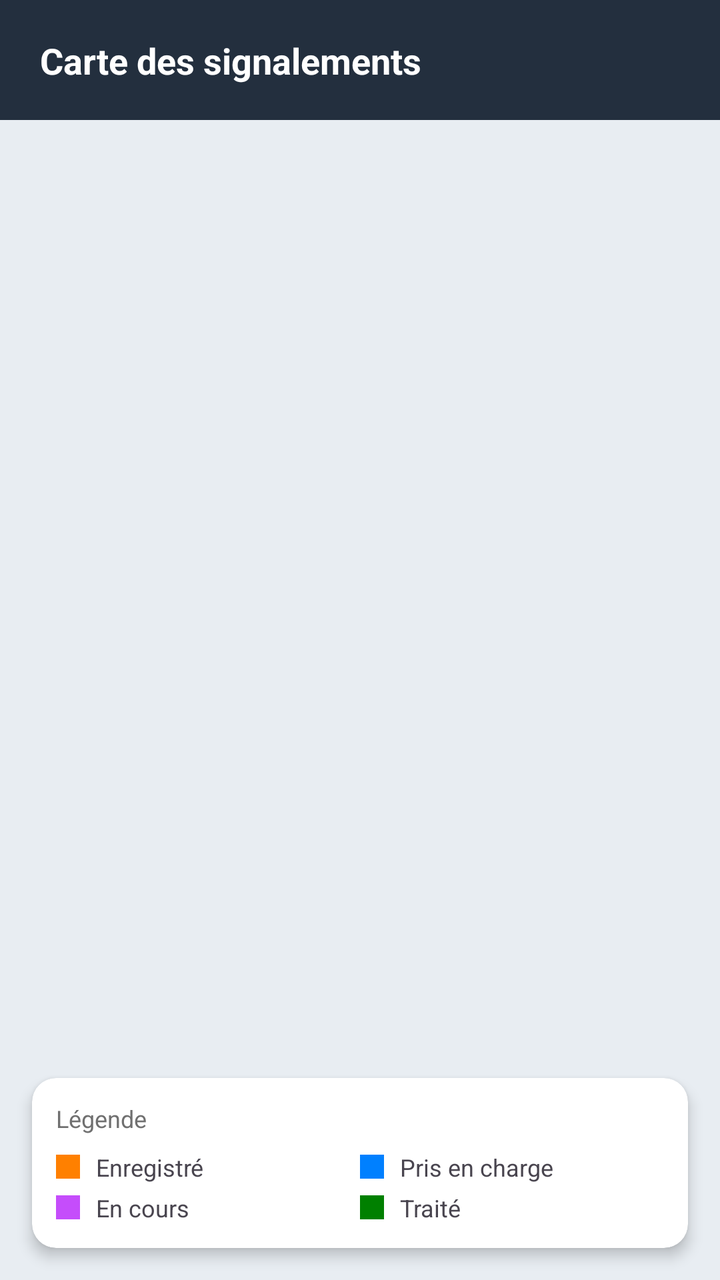
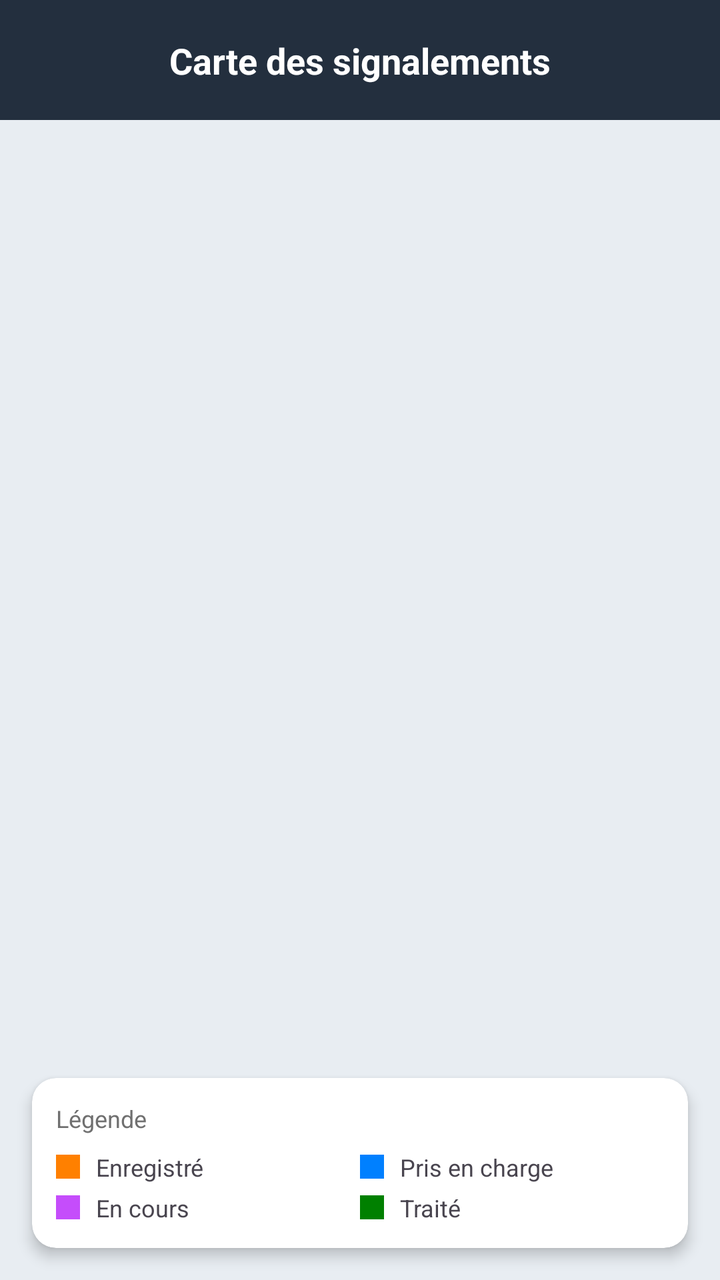

Screens rendered from an Android XML layout before and after an edit, with the pre-edit source and the edit as a unified diff.
<!-- AndroidManifest.xml: application theme Theme.Obstrack -->
<!-- res/layout/fragment_map.xml -->
<?xml version="1.0" encoding="utf-8"?>
<androidx.constraintlayout.widget.ConstraintLayout
    xmlns:android="http://schemas.android.com/apk/res/android"
    xmlns:app="http://schemas.android.com/apk/res-auto"
    xmlns:tools="http://schemas.android.com/tools"
    android:layout_width="match_parent"
    android:layout_height="match_parent"
    android:background="#E8EDF2"
    tools:context=".MapFragment">

    <View
        android:id="@+id/headerBackground"
        android:layout_width="match_parent"
        android:layout_height="60dp"
        android:background="#232F3E"
        app:layout_constraintTop_toTopOf="parent" />

    <TextView
        android:id="@+id/titleMap"
        android:layout_width="wrap_content"
        android:layout_height="wrap_content"
        android:layout_marginStart="20dp"
        android:text="Carte des signalements"
        android:textColor="@color/white"
        android:textSize="18sp"
        android:textStyle="bold"
        app:layout_constraintBottom_toBottomOf="@id/headerBackground"
        app:layout_constraintStart_toStartOf="parent"
        app:layout_constraintTop_toTopOf="@id/headerBackground" />

    <FrameLayout
        android:id="@+id/map_container"
        android:layout_width="0dp"
        android:layout_height="0dp"
        app:layout_constraintTop_toBottomOf="@id/headerBackground"
        app:layout_constraintBottom_toTopOf="@id/legendCard"
        app:layout_constraintStart_toStartOf="parent"
        app:layout_constraintEnd_toEndOf="parent" />

    <androidx.cardview.widget.CardView
        android:id="@+id/legendCard"
        android:layout_width="match_parent"
        android:layout_height="wrap_content"
        android:layout_margin="16dp"
        app:cardCornerRadius="12dp"
        app:cardElevation="4dp"
        app:layout_constraintBottom_toBottomOf="parent">

        <LinearLayout
            android:layout_width="match_parent"
            android:layout_height="wrap_content"
            android:orientation="vertical"
            android:padding="12dp">

            <TextView
                android:layout_width="wrap_content"
                android:layout_height="wrap_content"
                android:text="Légende"
                android:textSize="12sp"
                android:textColor="#707070"
                android:layout_marginBottom="8dp"/>

            <GridLayout
                android:layout_width="match_parent"
                android:layout_height="wrap_content"
                android:columnCount="2">

                <LinearLayout android:layout_width="0dp" android:layout_height="wrap_content" android:layout_columnWeight="1" android:gravity="center_vertical" android:layout_marginBottom="4dp">
                    <View android:layout_width="12dp" android:layout_height="12dp" android:background="@color/orange" android:layout_marginEnd="8dp"/>
                    <TextView android:layout_width="wrap_content" android:layout_height="wrap_content" android:text="Enregistré" android:textSize="12sp"/>
                </LinearLayout>

                <LinearLayout android:layout_width="0dp" android:layout_height="wrap_content" android:layout_columnWeight="1" android:gravity="center_vertical">
                    <View android:layout_width="12dp" android:layout_height="12dp" android:background="@color/blue" android:layout_marginEnd="8dp"/>
                    <TextView android:layout_width="wrap_content" android:layout_height="wrap_content" android:text="Pris en charge" android:textSize="12sp"/>
                </LinearLayout>

                <LinearLayout android:layout_width="0dp" android:layout_height="wrap_content" android:layout_columnWeight="1" android:gravity="center_vertical">
                    <View android:layout_width="12dp" android:layout_height="12dp" android:background="@color/purple" android:layout_marginEnd="8dp"/>
                    <TextView android:layout_width="wrap_content" android:layout_height="wrap_content" android:text="En cours" android:textSize="12sp"/>
                </LinearLayout>

                <LinearLayout android:layout_width="0dp" android:layout_height="wrap_content" android:layout_columnWeight="1" android:gravity="center_vertical">
                    <View android:layout_width="12dp" android:layout_height="12dp" android:background="@color/green" android:layout_marginEnd="8dp"/>
                    <TextView android:layout_width="wrap_content" android:layout_height="wrap_content" android:text="Traité" android:textSize="12sp"/>
                </LinearLayout>

            </GridLayout>
        </LinearLayout>
    </androidx.cardview.widget.CardView>

</androidx.constraintlayout.widget.ConstraintLayout>
<!-- resources referenced by this layout -->
<resources>
  <color name="blue">#0080ff</color>
  <color name="green">#008000</color>
  <color name="orange">#ff8000</color>
  <color name="purple">#C54DFB</color>
  <color name="white">#FFFFFFFF</color>
  <style name="Theme.Obstrack" parent="Theme.Material3.Light.NoActionBar">
          <item name="colorPrimary">@color/purple_500</item>
          <item name="colorPrimaryVariant">@color/purple_700</item>
          <item name="colorOnPrimary">@color/white</item>
          <item name="colorSecondary">@color/teal_200</item>
          <item name="colorSecondaryVariant">@color/teal_700</item>
          <item name="colorOnSecondary">@color/black</item>
          <item name="android:statusBarColor">?attr/colorPrimaryVariant</item>
      </style>
  <color name="purple_500">#FF6200EE</color>
  <color name="purple_700">#FF3700B3</color>
  <color name="teal_200">#FF03DAC5</color>
  <color name="teal_700">#FF018786</color>
  <color name="black">#FF000000</color>
</resources>

<!-- the commit's change to res/layout/fragment_map.xml (unified diff, before → after) -->
@@ -19,12 +19,12 @@
         android:id="@+id/titleMap"
         android:layout_width="wrap_content"
         android:layout_height="wrap_content"
-        android:layout_marginStart="20dp"
         android:text="Carte des signalements"
         android:textColor="@color/white"
         android:textSize="18sp"
         android:textStyle="bold"
         app:layout_constraintBottom_toBottomOf="@id/headerBackground"
+        app:layout_constraintEnd_toEndOf="parent"
         app:layout_constraintStart_toStartOf="parent"
         app:layout_constraintTop_toTopOf="@id/headerBackground" />
 
<!-- resource entries referenced after the edit -->
@@ -1,23 +1,21 @@
 <!-- resources referenced by this layout -->
 <resources>
-  <color name="blue">#0080ff</color>
+  <color name="blue">#0080FF</color>
   <color name="green">#008000</color>
-  <color name="orange">#ff8000</color>
+  <color name="orange">#FF8000</color>
   <color name="purple">#C54DFB</color>
-  <color name="white">#FFFFFFFF</color>
+  <color name="white">#FFFFFF</color>
   <style name="Theme.Obstrack" parent="Theme.Material3.Light.NoActionBar">
-          <item name="colorPrimary">@color/purple_500</item>
-          <item name="colorPrimaryVariant">@color/purple_700</item>
+          <item name="colorPrimary">@color/blue_obstrack</item>
+          <item name="colorPrimaryVariant">@color/blue_night</item>
           <item name="colorOnPrimary">@color/white</item>
-          <item name="colorSecondary">@color/teal_200</item>
-          <item name="colorSecondaryVariant">@color/teal_700</item>
+          <item name="colorSecondary">@color/blue_obstrack</item>
+          <item name="colorSecondaryVariant">@color/blue_night</item>
           <item name="colorOnSecondary">@color/black</item>
-          <item name="android:statusBarColor">?attr/colorPrimaryVariant</item>
+          <item name="android:statusBarColor">@color/blue_night</item>
       </style>
-  <color name="purple_500">#FF6200EE</color>
-  <color name="purple_700">#FF3700B3</color>
-  <color name="teal_200">#FF03DAC5</color>
-  <color name="teal_700">#FF018786</color>
-  <color name="black">#FF000000</color>
+  <color name="blue_obstrack">#2563FF</color>
+  <color name="blue_night">#1E2B3C</color>
+  <color name="black">#000000</color>
 </resources>
 
